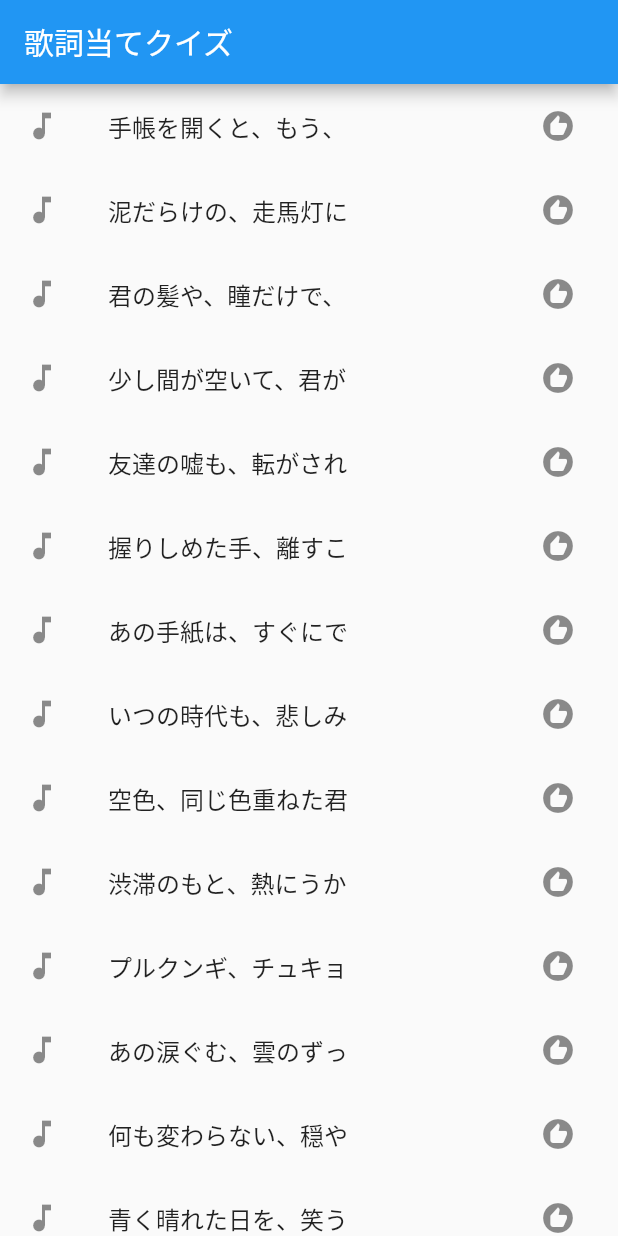
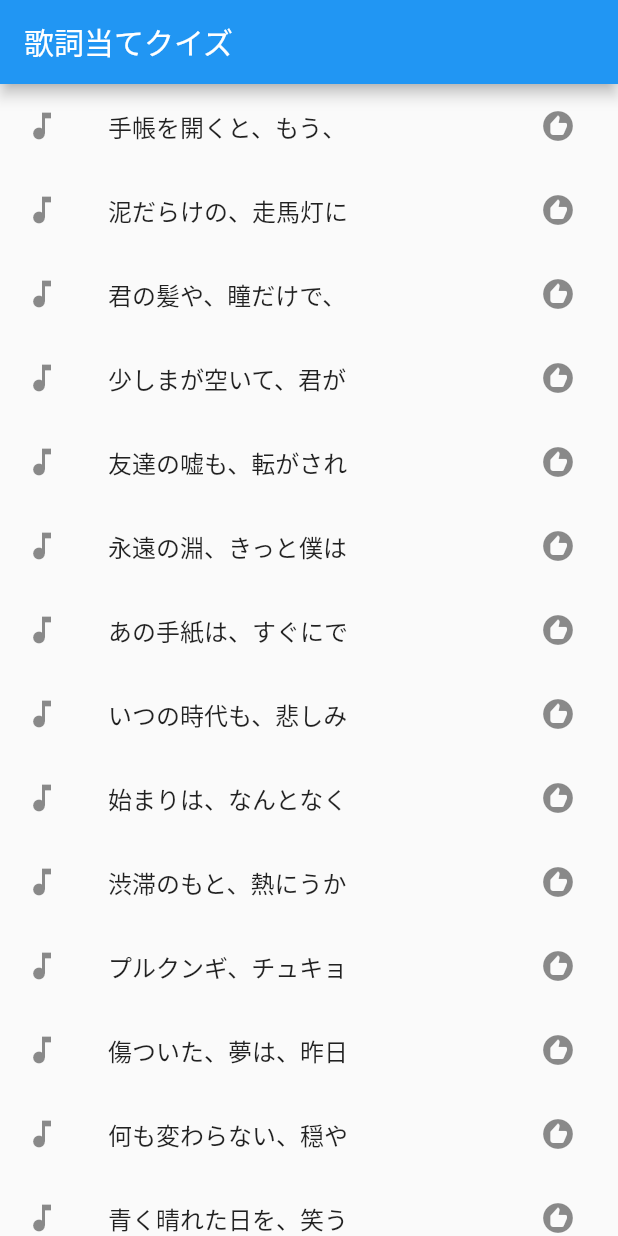
Before and after one commit to okashogo/lyrics_quiz, a Flutter app: the screen it shows after launch, on a phone screen of 412 x 824 dp. Run offline on Flutter 3.47's test engine with Material 2 defaults, Android fonts, the light colour scheme and no system bars; our stand-ins replace flutter_tts.

Commit message:
add: new_song & volume_max

```diff
--- a/lib/main.dart
+++ b/lib/main.dart
@@ -34,6 +34,7 @@ ttsSpeak(String text) async {
   WidgetsFlutterBinding.ensureInitialized();
   final FlutterTts tts = FlutterTts();
   await tts.setSpeechRate(0.4);
+  await tts.setVolume(1.0);
   await tts.speak(text);
 }
 
@@ -62,7 +63,7 @@ const List<List<String>> lyricsList = const <List<String>>[
     'ラッドウィンプスの、ぜんぜんぜんせ'
   ],
   [
-    '少し間が空いて、君がうなずいて、僕らの心、満たされてく、あいで、'
+    '少しまが空いて、君がうなずいて、僕らの心、満たされてく、あいで、'
         'ぼくらまだ旅の途中で、またこれから先も、'
         '何十年続いていけるような未来へ',
     'グリーンの、キセキ'
@@ -73,14 +74,11 @@ const List<List<String>> lyricsList = const <List<String>>[
         '何から信じていいんでしょうね、、'
         '大人になってもきっと、'
         '宝物は褪せないよ、'
-        '大丈夫だから、'
-        '今わさ、'
-        '青に飛び込んで居よう',
+        '大丈夫だから、',
     'ミセス、グリーンアップルの、青と夏'
   ],
   [
-    '握りしめた手、離すことなく、思いは強く、永遠誓う、、'
-        '永遠の淵、きっと僕は言う、思い変わらず、同じ言葉を、'
+    '永遠の淵、きっと僕は言う、思い変わらず、同じ言葉を、'
         'それでも足りず、涙にかわり、喜びになり、'
         '言葉にできず、ただ抱きしめる',
     'モンゴル八百の、小さな恋の歌'
@@ -98,8 +96,7 @@ const List<List<String>> lyricsList = const <List<String>>[
     'アンジェラアキの、手紙'
   ],
   [
-    '空色、同じ色重ねた君を想って、'
-        '始まりは、なんとなくで、君の声も、知らなくて、'
+    '始まりは、なんとなくで、君の声も、知らなくて、'
         '同じ帰り道で、少し前、歩いてたよね、'
         '夕焼け染まる背中が、振り返り、目があったとき、'
         '赤く染めた頬を、空の色の、せいにした',
@@ -109,10 +106,7 @@ const List<List<String>> lyricsList = const <List<String>>[
     '渋滞のもと、'
         '熱にうかされ、舵をとるのさ、'
         'ホコリかぶってた、宝の地図も、'
-        '確かめたのなら、伝説じゃない！、'
-        '個人的な、嵐は、誰かの、'
-        'バイオリズム、乗っかって、'
-        '思い過ごせばいい',
+        '確かめたのなら、伝説じゃない！、',
     'きただにひろしの、ウィーアー'
   ],
   [
@@ -124,9 +118,7 @@ const List<List<String>> lyricsList = const <List<String>>[
     '北朝鮮軍歌の、攻撃戦だ'
   ],
   [
-    'あの涙ぐむ、雲のずっと上には、ほほえむ月、'
-        'Love、Story、またひとつ、'
-        '傷ついた、夢は、昨日の彼方へ、'
+    '傷ついた、夢は、昨日の彼方へ、'
         '空に響け、愛の歌、'
         '思い出ずっと、ずっと、忘れない空、ふたりが、離れていっても、'
         'こんな、好きな人に、出逢う季節、二度とない',
@@ -136,24 +128,17 @@ const List<List<String>> lyricsList = const <List<String>>[
     '何も変わらない、穏やかなまち並み、'
         'みんな、夏が来たって、浮かれ気分なのに、君は一人、さえない顔、してるネ、'
         'そうだ、君に見せたい物が、あるんだ、'
-        '大きな、五時半の、ゆうやけ、子供の頃と、同じように、'
-        '海も、空も、雲も、僕らでさえも、染めていくから',
+        '大きな、五時半の、ゆうやけ、子供の頃と、同じように、',
     'ゆずの、夏色'
   ],
   [
     '青く晴れた日を、笑う太陽、'
         '溢れる希望、むすぶ靴ひもに、期待のせて、'
-        '風を連れて、夢の種、植えるため、今走り出そう、'
-        '黄色いバス越え、江ノ島方面、スゲエ、混み合ってる、'
-        'ひまわり色した、空への冒険、手取りあって、'
-        '確かな、思い出を、残さなけりゃ、そりゃ、新たな、明日は、輝かないから',
+        '風を連れて、夢の種、植えるため、今走り出そう、',
     '湘南乃風の、睡蓮花'
   ],
   [
-    '騒がしい、日々に、笑えない君に、'
-        '思い付く限り、眩しい明日を、'
-        '明けない夜に、落ちてゆく前に、'
-        '僕の手を、掴んでほら、'
+    '僕の手を、掴んでほら、'
         '忘れてしまいたくて、閉じ込めた日々も、'
         '抱きしめた、温もりで、溶かすから、'
         '怖くないよ、いつか日が、昇るまで、'
@@ -170,8 +155,7 @@ const List<List<String>> lyricsList = const <List<String>>[
     'ヒトトヨウの、ハナミズキ'
   ],
   [
-    '君の髪の香り、はじけた、'
-        '浴衣姿が、まぶしすぎて、'
+    '浴衣姿が、まぶしすぎて、'
         'お祭りの、夜は、胸が、騒いだよ、'
         'はぐれそうな、人ごみの中、'
         '「はなれないで」、出しかけた、手を、'
@@ -204,6 +188,49 @@ const List<List<String>> lyricsList = const <List<String>>[
     '手のひらで震えた、それが、小さな勇気に、なっていたんだ、'
         '絵文字は苦手だった、だけど、君からだったら、ワクワクしちゃう',
     'ゆいの、チェリー'
+  ],
+  [
+    '忘れないで、すぐそばに僕がいる、いつの日も、'
+        '星空を眺めている、一人きりの夜明けも、'
+        'たった一つの心、悲しみに暮れないで、',
+    'つじあやのの、風になる'
+  ],
+  [
+    '険しい修羅の、道の中、ひとの地図を広げて、何処へ行く？'
+        '極彩色のカラスが、それを奪い取って破り捨てた、'
+        'さぁ心の目、見開いて、しかといまを見極めろ！Yeah！'
+        '失うモノなんてないさ、いざ参ろう！',
+    'フロウのゴウ'
+  ],
+  [
+    '慣れてしまえば、悪くはないけど、'
+        '君とのロマンスは、人生柄、'
+        '続きはしないことを知った、'
+        'もっと違う設定で、もっと違う関係で、'
+        '出会える世界線、選べたらよかった',
+    'オフィシャルヒゲダンディズムの、プレテンダー'
+  ],
+  [
+    '君のトコへ走ったとして、実は僕の方が'
+        '悪い意味で、夏の魔法的なもので、舞い上がってましたって、怖すぎる'
+        'オチばかり浮かんできて、'
+        '真夏の空の下で、震えながら、君の事を考えます、',
+    'バックナンバーの、高嶺の花子さん'
+  ],
+  [
+    '見上げる空の青さを、気まぐれに雲は流れ、'
+        'キレイなものは、遠くにあるからキレイなの、'
+        '約束したとおり、あなたと'
+        'ここに来られて、本当に良かったわ',
+    'スーパーフライの、愛を込めて花束を'
+  ],
+  [
+    '最後にあなたが教えてくれた、'
+        '言えずに隠してた、くらい過去も、'
+        'あなたがいなきゃ永遠に、くらいまま、'
+        'きっともうこれ以上、傷つくことなど、'
+        'ありはしないとわかっている',
+    '米津玄師の、レモン'
   ],
 ];
 
```
